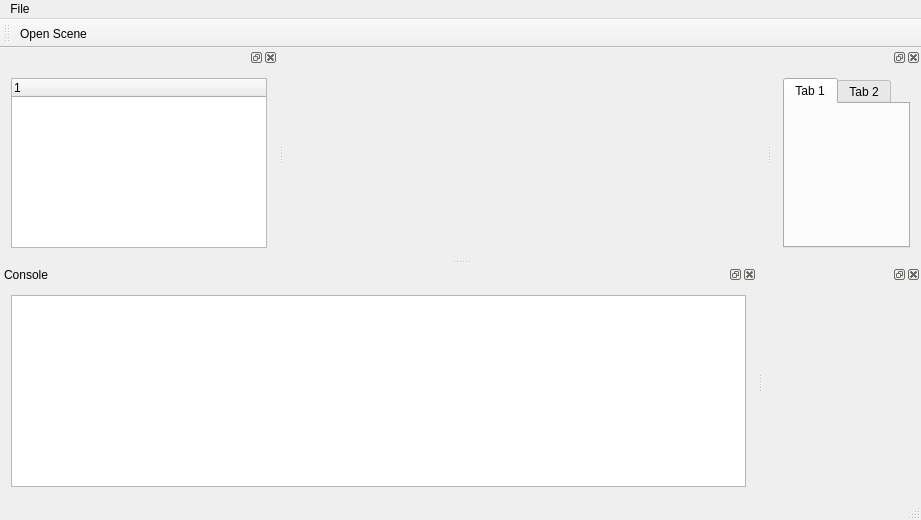
Before: the Qt Designer form Editor/NLE_Editor/mainwindow.ui in AlexandrSachkov/NonLinearEngine, drawn with Qt 5.
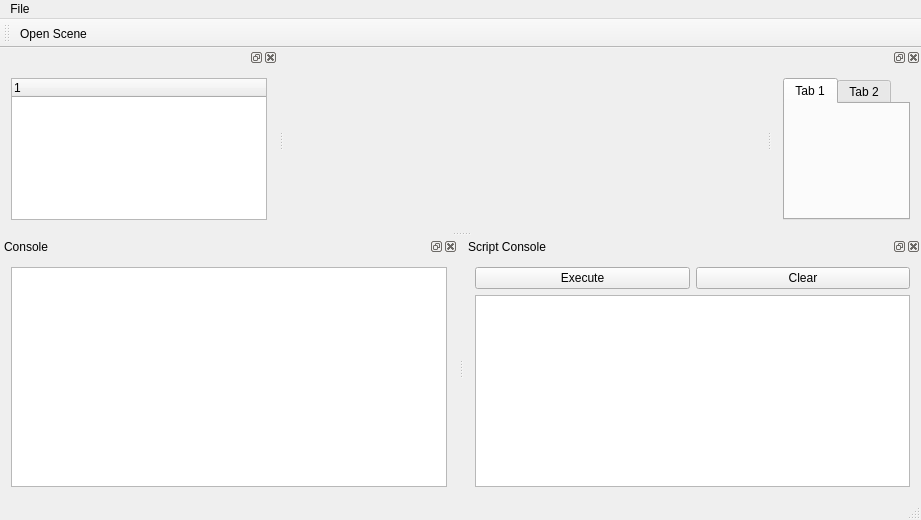
After: the same form once the commit is applied.

Commit message: added script input panel

What changed in the file:
```diff
--- a/Editor/NLE_Editor/mainwindow.ui
+++ b/Editor/NLE_Editor/mainwindow.ui
@@ -120,11 +120,34 @@
     </layout>
    </widget>
   </widget>
-  <widget class="QDockWidget" name="dockWidget_4">
+  <widget class="QDockWidget" name="scriptConsoleDock">
+   <property name="windowTitle">
+    <string>Script Console</string>
+   </property>
    <attribute name="dockWidgetArea">
     <number>8</number>
    </attribute>
-   <widget class="QWidget" name="dockWidgetContents_4"/>
+   <widget class="QWidget" name="dockWidgetContents_4">
+    <layout class="QGridLayout" name="gridLayout_4">
+     <item row="0" column="0">
+      <widget class="QPushButton" name="scriptExecuteBtn">
+       <property name="text">
+        <string>Execute</string>
+       </property>
+      </widget>
+     </item>
+     <item row="0" column="1">
+      <widget class="QPushButton" name="clearScriptConsoleButton">
+       <property name="text">
+        <string>Clear</string>
+       </property>
+      </widget>
+     </item>
+     <item row="1" column="0" colspan="2">
+      <widget class="QPlainTextEdit" name="scriptEditBox"/>
+     </item>
+    </layout>
+   </widget>
   </widget>
   <widget class="QDockWidget" name="dockWidget_5">
    <attribute name="dockWidgetArea">
```
Left out of the diff: 2 changed lines with no effect on the pictures. The commit also changes 3 other files.
